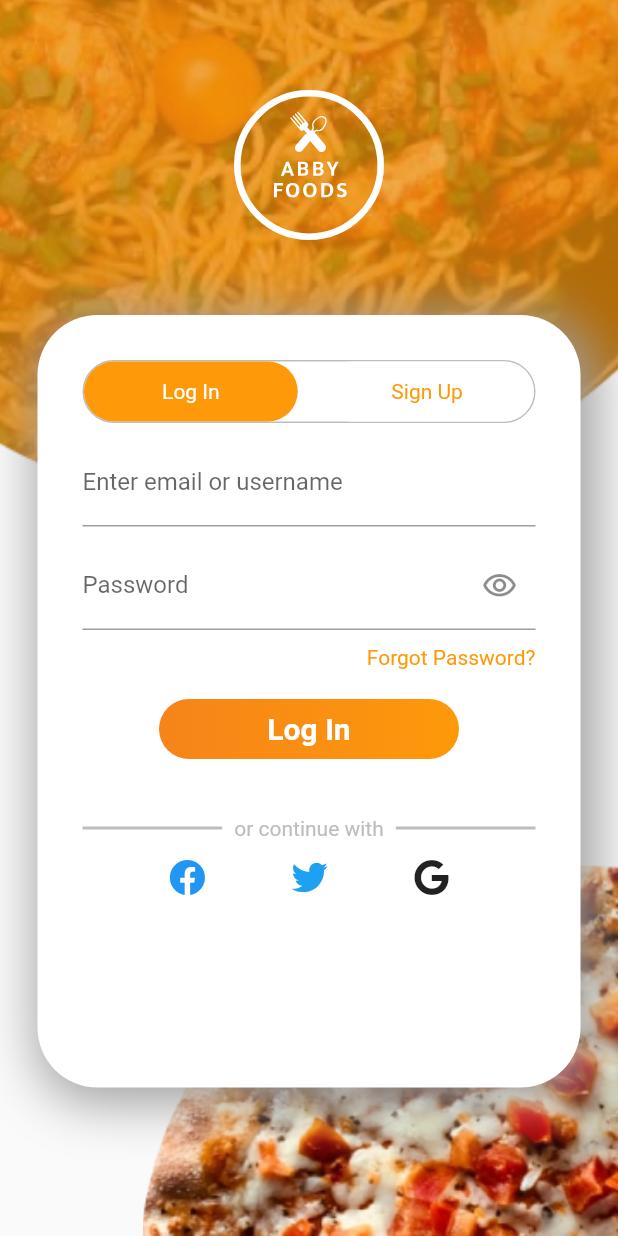
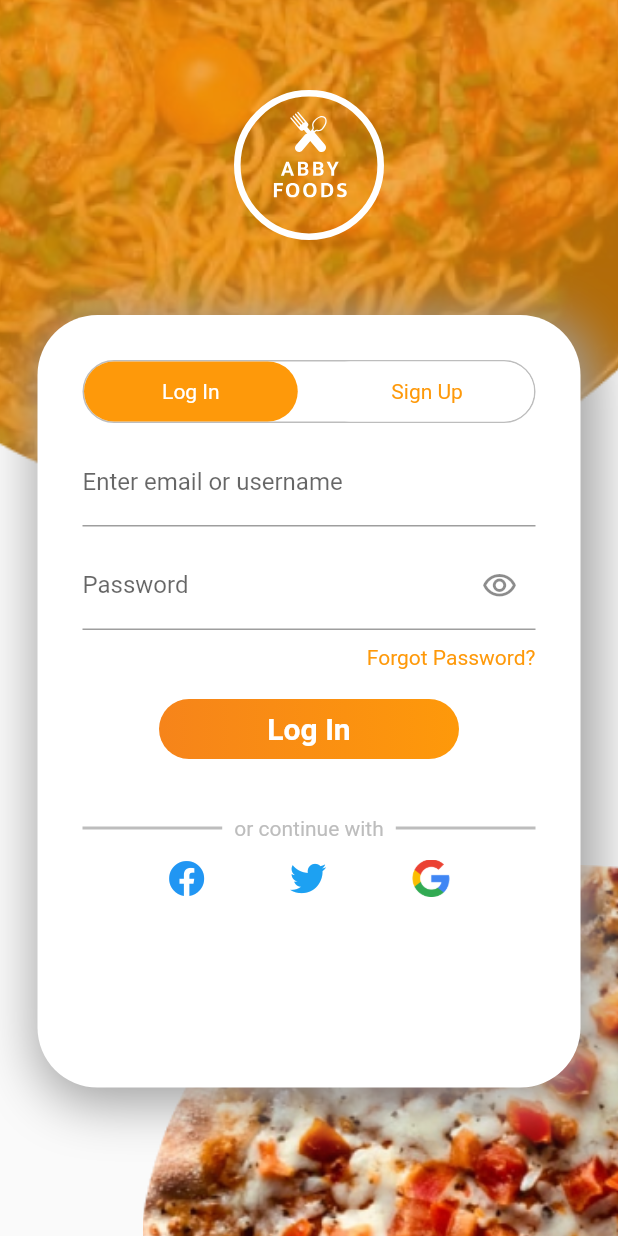
Before and after one commit to bookwarmdev/Side-Hustle-Internship-4.0---User_Login, a Flutter app: the screen it shows after launch, after a tap on "Log In", on a phone screen of 412 x 824 dp. Run offline on Flutter 3.47's test engine with Material 2 defaults, Android fonts, the phone set to English and light mode, and no system bars; our stand-ins replace flutter_svg, font_awesome_flutter.

Commit message:
working on keyboard event, adding google icon, updating screen short

```diff
--- /dev/null
+++ b/lib/core/login_screen.dart
@@ -0,0 +1,161 @@
+import 'package:flutter/cupertino.dart';
+import 'package:flutter/material.dart';
+import 'package:weekproject/core/style.dart';
+import 'package:font_awesome_flutter/font_awesome_flutter.dart';
+
+class LoginScreen extends StatefulWidget {
+  const LoginScreen({Key? key}) : super(key: key);
+
+  @override
+  _LoginScreenState createState() => _LoginScreenState();
+}
+
+class _LoginScreenState extends State<LoginScreen> {
+  bool isLogin = false;
+  bool isVisible = false;
+  TextEditingController? passwordController = TextEditingController();
+
+  @override
+  Widget build(BuildContext context) {
+    return Expanded(
+      child: SingleChildScrollView(
+        keyboardDismissBehavior: ScrollViewKeyboardDismissBehavior.onDrag,
+        physics: const BouncingScrollPhysics(),
+
+        child: Column(
+          children: [
+            TextFormField(
+              decoration:
+                  const InputDecoration(labelText: 'Enter email or username'),
+            ),
+            const SizedBox(
+              height: 10.0,
+            ),
+            TextFormField(
+              obscureText: isVisible,
+              controller: passwordController,
+              decoration: InputDecoration(
+                labelText: 'Password',
+                suffixIcon: GestureDetector(
+                  onTap: () {
+                    setState(() {
+                      //  print(passwordController!.text);
+                      isVisible = !isVisible;
+                    });
+                  },
+                  child: Icon(
+                    isVisible
+                        ? Icons.visibility_off
+                        : Icons.visibility_outlined,
+                  ),
+                ),
+              ),
+            ),
+            const SizedBox(
+              height: 10.0,
+            ),
+            Row(
+              crossAxisAlignment: CrossAxisAlignment.end,
+              mainAxisAlignment: MainAxisAlignment.end,
+              children: [
+                Container(),
+                const Text(
+                  'Forgot Password?',
+                  style: TextStyle(color: kPrimaryColor),
+                ),
+              ],
+            ),
+            const SizedBox(
+              height: 20.0,
+            ),
+            Container(
+              decoration: const BoxDecoration(
+                borderRadius: BorderRadius.all(
+                  Radius.circular(50.0),
+                ),
+                gradient: LinearGradient(colors: [
+                  Color(0xFFF6841A),
+                  kPrimaryColor,
+                ]),
+                color: Colors.red,
+              ),
+              width: 200,
+              height: 40,
+              child: const Center(
+                child: Text(
+                  'Log In',
+                  style: TextStyle(
+                    color: Colors.white,
+                    fontSize: 20.0,
+                    fontWeight: FontWeight.bold,
+                  ),
+                ),
+              ),
+            ),
+            const SizedBox(
+              height: 30.0,
+            ),
+            Row(
+              children: [
+                Expanded(
+                  child: Container(
+                    height: 2.0,
+                    decoration: BoxDecoration(
+                      border: Border.all(
+                        color: kBorderColor,
+                      ),
+                    ),
+                  ),
+                ),
+                const Padding(
+                  padding: EdgeInsets.all(8.0),
+                  child: Text(
+                    'or continue with',
+                    style: TextStyle(
+                      color: Color(0xFFBDBDBD),
+                    ),
+                  ),
+                ),
+                Expanded(
+                  child: Container(
+                    height: 2.0,
+                    decoration: BoxDecoration(
+                      border: Border.all(
+                        color: kBorderColor,
+                      ),
+                    ),
+                  ),
+                ),
+              ],
+            ),
+            const SizedBox(
+              height: 5.0,
+            ),
+            Row(
+              mainAxisAlignment: MainAxisAlignment.spaceEvenly,
+              children: [
+                const FaIcon(
+                  FontAwesomeIcons.facebook,
+                  color: Colors.blue,
+                ),
+                const FaIcon(
+                  FontAwesomeIcons.twitter,
+                  color: Color(0xFF1DA1F2),
+                ),
+                Image.asset(
+                  'assets/images/Google.png',
+                  width: 25.0,
+                ),
+              ],
+
+            ),
+
+            Container(
+              height: 50.0,
+            ),
+          ],
+        ),
+      ),
+    );
+  }
+}
--- a/lib/ui/screen/auth_user.dart
+++ b/lib/ui/screen/auth_user.dart
@@ -2,8 +2,8 @@ import 'dart:ui';
 import 'package:flutter/cupertino.dart';
 import 'package:flutter/material.dart';
 import 'package:flutter_svg/svg.dart';
+import 'package:weekproject/core/login_screen.dart';
 import 'package:weekproject/core/style.dart';
-import 'package:font_awesome_flutter/font_awesome_flutter.dart';
 
 class AuthUser extends StatefulWidget {
   const AuthUser({Key? key}) : super(key: key);
@@ -12,14 +12,18 @@ class AuthUser extends StatefulWidget {
   _AuthUserState createState() => _AuthUserState();
 }
 
+
 class _AuthUserState extends State<AuthUser> {
   bool isLogin = false;
-  bool isVisible = false;
-  TextEditingController? passwordController = TextEditingController();
 
   @override
   Widget build(BuildContext context) {
-    return Scaffold(
+
+  final isKeyboard = MediaQuery.of(context).viewInsets.bottom != 0;
+
+    return GestureDetector(
+      onTap: () => FocusScope.of(context).unfocus(),
+      child: Scaffold(
         body: Stack(
           children: [
             Positioned(
@@ -37,19 +41,7 @@ class _AuthUserState extends State<AuthUser> {
                         SvgPicture.asset('assets/svg/abby1.svg', height: 100.0)),
               ),
             ),
-          Positioned(
-            bottom: -10.0,
-            right: -0.0,
-            child: Container(
-              height: MediaQuery.of(context).size.width / 1.6,
-              width: MediaQuery.of(context).size.width / 1.3,
-              decoration: const BoxDecoration(
-                image: DecorationImage(
-                    image: AssetImage('assets/images/two.png'),
-                    fit: BoxFit.cover),
-              ),
-            ),
-          ),
+             if (!isKeyboard) const buttomImge(),
             Positioned(
               top: 210.0,
               left: 25.0,
@@ -152,135 +144,7 @@ class _AuthUserState extends State<AuthUser> {
                       const SizedBox(
                         height: 10.0,
                       ),
-                    Expanded(
-                      child: SingleChildScrollView(
-                        physics: const BouncingScrollPhysics(),
-                        child: Column(
-                          children: [
-                            TextFormField(
-                              decoration: const InputDecoration(
-                                  labelText: 'Enter email or username'),
-                            ),
-                            const SizedBox(
-                              height: 10.0,
-                            ),
-                            TextFormField(
-                              obscureText: isVisible,
-                              controller: passwordController,
-                              decoration: InputDecoration(
-                                labelText: 'Password',
-                                suffixIcon: GestureDetector(
-                                  onTap: () {
-                                    setState(() {
-                                      // print(passwordController!.text);
-                                      isVisible = !isVisible;
-                                    });
-                                  },
-                                  child: Icon(
-                                    isVisible
-                                        ? Icons.visibility_off
-                                        : Icons.visibility_outlined,
-                                  ),
-                                ),
-                              ),
-                            ),
-                            const SizedBox(
-                              height: 10.0,
-                            ),
-                            Row(
-                              crossAxisAlignment: CrossAxisAlignment.end,
-                              mainAxisAlignment: MainAxisAlignment.end,
-                              children: [
-                                Container(),
-                                const Text(
-                                  'Forgot Password?',
-                                  style: TextStyle(color: kPrimaryColor),
-                                ),
-                              ],
-                            ),
-                            const SizedBox(
-                              height: 20.0,
-                            ),
-                            Container(
-                              decoration: const BoxDecoration(
-                                borderRadius: BorderRadius.all(
-                                  Radius.circular(50.0),
-                                ),
-                                gradient: LinearGradient(colors: [
-                                  Color(0xFFF6841A),
-                                  kPrimaryColor,
-                                ]),
-                                color: Colors.red,
-                              ),
-                              width: 200,
-                              height: 40,
-                              child: const Center(
-                                child: Text(
-                                  'Log In',
-                                  style: TextStyle(
-                                    color: Colors.white,
-                                    fontSize: 20.0,
-                                    fontWeight: FontWeight.bold,
-                                  ),
-                                ),
-                              ),
-                            ),
-                            const SizedBox(
-                              height: 30.0,
-                            ),
-                            Row(
-                              children: [
-                                Expanded(
-                                  child: Container(
-                                    height: 2.0,
-                                    decoration: BoxDecoration(
-                                      border: Border.all(
-                                        color: kBorderColor,
-                                      ),
-                                    ),
-                                  ),
-                                ),
-                                const Padding(
-                                  padding: EdgeInsets.all(8.0),
-                                  child: Text(
-                                    'or continue with',
-                                    style: TextStyle(
-                                      color: Color(0xFFBDBDBD),
-                                    ),
-                                  ),
-                                ),
-                                Expanded(
-                                  child: Container(
-                                    height: 2.0,
-                                    decoration: BoxDecoration(
-                                      border: Border.all(
-                                        color: kBorderColor,
-                                      ),
-                                    ),
-                                  ),
-                                ),
-                              ],
-                            ),
-                           const SizedBox(height: 5.0,),
-                            Row(
-                              mainAxisAlignment: MainAxisAlignment.spaceEvenly,
-                              children: const [
-                                FaIcon(
-                                  FontAwesomeIcons.facebook,
-                                  color: Colors.blue,
-                                ),
-                                FaIcon(
-                                  FontAwesomeIcons.twitter,
-                                  color: Color(0xFF1DA1F2),
-                                ),
-                                FaIcon(FontAwesomeIcons.google,
-                                color: Colors.black87,),
-                              ],
-                            )
-                          ],
-                        ),
-                      ),
-                    ),
+                      const LoginScreen(),
                     ] else ...[
                       const Expanded(
                         child: Center(child: Text('SIGN OUT PAGE')),
@@ -292,6 +156,30 @@ class _AuthUserState extends State<AuthUser> {
             ),
           ],
         ),
+      ),
     );
   }
 }
+
+class buttomImge extends StatelessWidget {
+  const buttomImge({
+    Key? key,
+  }) : super(key: key);
+
+  @override
+  Widget build(BuildContext context) {
+    return Positioned(
+     bottom: -10.0,
+     right: -0.0,
+     child: Container(
+       height: MediaQuery.of(context).size.width / 1.6,
+       width: MediaQuery.of(context).size.width / 1.3,
+       decoration: const BoxDecoration(
+         image: DecorationImage(
+             image: AssetImage('assets/images/two.png'),
+             fit: BoxFit.cover),
+       ),
+     ),
+          );
+  }
+}
```
Also changed, not shown: assets/images/Google.png (added), assets/images/Simulator.png, assets/images/emulator.png, assets/svg/abby.svg (deleted), 2 other files. Lines whose indentation alone changed are shown as unchanged.
